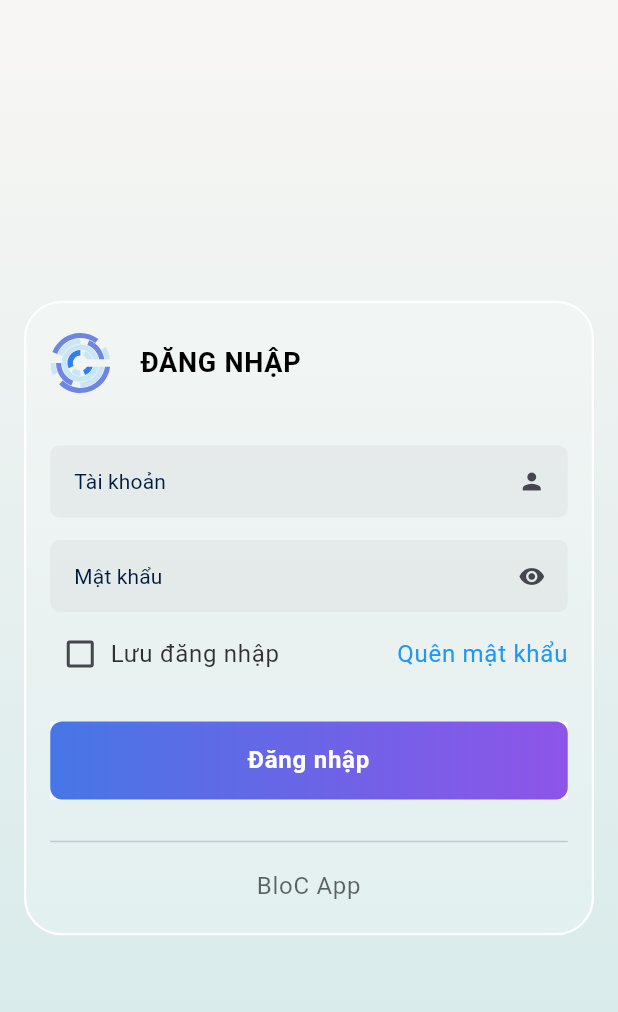
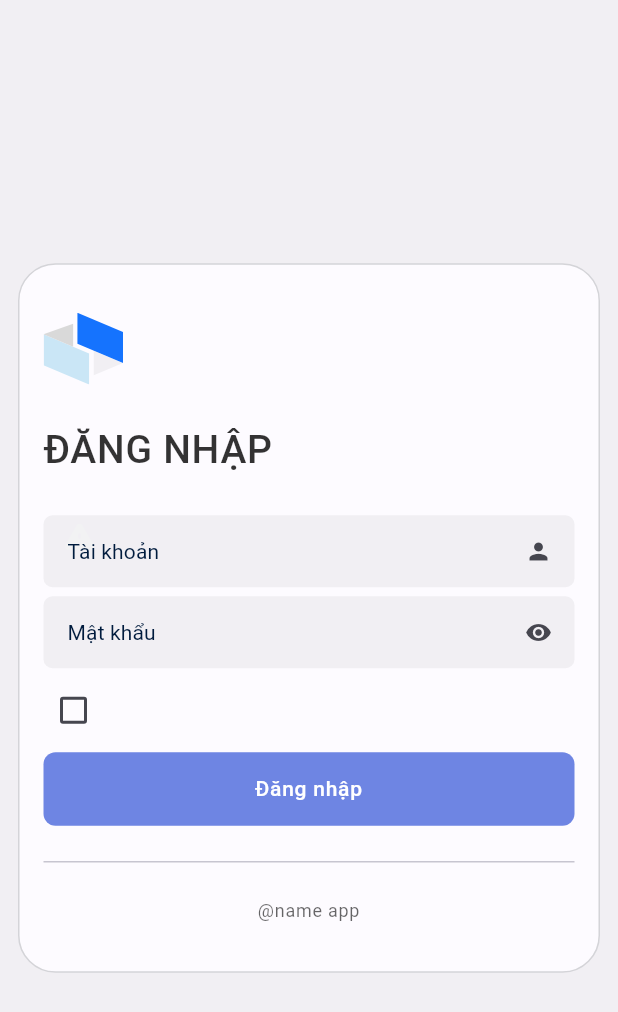
Before and after one commit to ThangStar/AZFood, a Flutter app: the AuthScreen screen opened directly, after a tap on "Đăng Nhập", on a phone screen of 412 x 824 dp. Shown: the top 1012 px of the screen. Run offline on Flutter 3.47's test engine with Material 2 defaults, Android fonts, the light colour scheme and no system bars; our stand-ins replace bloc, dio, equatable, flutter_animate, flutter_bloc, flutter_dotenv and 3 more; accounts and stored records are empty.

Commit message:
Revert "UI Login"
This reverts commit 8509538ab005b700b86559d7c4d0cab752a9c2c7.

```diff
--- a/front_end/lib/ui/screens/auth/auth_screen.dart
+++ b/front_end/lib/ui/screens/auth/auth_screen.dart
@@ -1,10 +1,13 @@
 import 'package:flutter/material.dart';
 import 'package:flutter_svg/flutter_svg.dart';
 import 'package:restaurant_manager_app/ui/screens/auth/login_screen.dart';
+import 'package:restaurant_manager_app/ui/theme/color_schemes.dart';
 import 'package:restaurant_manager_app/ui/widgets/my_button.dart';
 
+import '../../utils/utils.dart';
+
 class AuthScreen extends StatefulWidget {
-  const AuthScreen({Key? key}) : super(key: key);
+  const AuthScreen({super.key});
 
   @override
   State<AuthScreen> createState() => _AuthScreenState();
@@ -16,51 +19,41 @@ class _AuthScreenState extends State<AuthScreen> {
     Size sizeScreen = MediaQuery.of(context).size;
 
     return Scaffold(
-      body: Container(
-        decoration: const BoxDecoration(
-          gradient: LinearGradient(
-            colors: [Color(0XFFF8F6F4), Color(0XFFD2E9E9)],
-            begin: Alignment.topCenter,
-            end: Alignment.bottomCenter,
+      appBar: AppBar(
+        leading: Container(
+            padding: const EdgeInsets.symmetric(horizontal: 8),
+            child: SvgPicture.asset('assets/svgs/logo.svg')),
       ),
-        ),
-        child: Padding(
-          padding: const EdgeInsets.symmetric(horizontal: 15, vertical: 25),
+      body: Padding(
+        padding: const EdgeInsets.symmetric(horizontal: 12, vertical: 8),
         child: Column(
           mainAxisAlignment: MainAxisAlignment.spaceBetween,
           children: [
             Container(
               width: double.infinity,
+              decoration: BoxDecoration(
+                  color: colorScheme(context).tertiary.withOpacity(0.3),
+                  borderRadius: BorderRadius.circular(25)),
               padding: const EdgeInsets.symmetric(vertical: 16, horizontal: 6),
               child: Column(
                 children: [
-                    Row(
-                      children: [
-                        SvgPicture.asset('assets/svgs/logo.svg', width: 40),
-                        const SizedBox(
-                          width: 10,
+                  Text(
+                    "NAME APP",
+                    style: Theme.of(context).textTheme.titleMedium,
                   ),
-                        const Text(
-                          'BloC App',
-                          style: TextStyle(
-                            fontSize: 18,
-                            fontWeight: FontWeight.bold,
-                            color: Colors.black,
-                          ),
-                        )
-                      ],
-                    )
+                  SvgPicture.asset(
+                      width: sizeScreen.width,
+                      height: sizeScreen.height * 0.4,
+                      'assets/images/person_pay.svg'),
                 ],
               ),
             ),
-              const Text(
-                "Smart Restaurant",
-                style: TextStyle(fontSize: 22, fontWeight: FontWeight.bold)
-              ),
-              SvgPicture.asset(
-                'assets/svgs/person_pay.svg',
-                width: sizeScreen.width,
-                height: sizeScreen.height * 0.4,
+            Text(
+              "Quản lí mọi thứ trên điện thoại của bạn",
+              style: Theme.of(context)
+                  .textTheme
+                  .bodyMedium
+                  ?.copyWith(fontWeight: FontWeight.bold),
             ),
             Padding(
               padding: const EdgeInsets.symmetric(horizontal: 8),
@@ -69,27 +62,71 @@ class _AuthScreenState extends State<AuthScreen> {
                   Hero(
                     transitionOnUserGestures: true,
                     tag: "login_hero",
-                      child: Material(
                     child: MyButton(
                         onPressed: () {
                           Navigator.push(
                               context,
                               PageRouteBuilder(
-                                pageBuilder: (context, _, __) => const LoginScreen(),
+                                pageBuilder:
+                                    (context, _, __) =>
+                                        const LoginScreen(),
+                              ));
+                          // showMyBottomSheet(
+                          //   context: context,
+                          //   builder: (context) {
+                          //     return LoginForm();
+                          //   },
+                          // );
+                        },
+                        value: "Đăng Nhập"),
                   ),
+                  const SizedBox(
+                    height: 6,
+                  ),
+                  MyButton(
+                    onPressed: () {
+                      showMyBottomSheet(
+                        context: context,
+                        builder: (context) {
+                          return RegisterForm();
+                        },
                       );
                     },
-                          value: "Đăng Nhập",
-                        ),
-                      ),
-                    ),
+                    value: "Đăng Kí",
+                    isOutline: true,
+                  )
                 ],
               ),
-              ),
+            )
           ],
-          ),
         ),
       ),
     );
   }
+
+  Widget RegisterForm() {
+    return Container(
+      width: double.infinity,
+      padding: const EdgeInsets.symmetric(horizontal: 12, vertical: 24),
+      child: Column(
+        children: [Text("ĐĂNG KÍ")],
+      ),
+    );
   }
+
+  Widget LoginForm() {
+    return Container(
+      width: double.infinity,
+      padding: const EdgeInsets.symmetric(horizontal: 12, vertical: 24),
+      child: Column(
+        crossAxisAlignment: CrossAxisAlignment.start,
+        children: [
+          Text(
+            "ĐĂNG NHẬP",
+            style: Theme.of(context).textTheme.titleMedium,
+          ),
+        ],
+      ),
+    );
+  }
+}
--- a/front_end/lib/ui/screens/auth/login_screen.dart
+++ b/front_end/lib/ui/screens/auth/login_screen.dart
@@ -74,14 +74,9 @@ class _LoginScreenState extends State<LoginScreen> {
         }
       },
       child: Scaffold(
+        backgroundColor: colorScheme(context).background,
         body: Container(
-          decoration: const BoxDecoration(
-            gradient: LinearGradient(
-              colors: [Color(0XFFF8F6F4), Color(0XFFD2E9E9)],
-              begin: Alignment.topCenter,
-              end: Alignment.bottomCenter,
-            ),
-          ),
+          color: colorScheme(context).tertiary.withOpacity(0.3),
           child: Center(
             child: Column(
               mainAxisAlignment: MainAxisAlignment.center,
@@ -89,33 +84,28 @@ class _LoginScreenState extends State<LoginScreen> {
                 Container(
                   decoration: BoxDecoration(
                       borderRadius: BorderRadius.circular(25),
-                      border: Border.all(width: 1.5, color: Colors.white),
-                      color: Colors.white.withOpacity(0.2)),
-                  margin: const EdgeInsets.symmetric(horizontal: 16),
-                  padding: const EdgeInsets.symmetric(horizontal: 16, vertical: 20),
+                      border: Border.all(
+                          width: 1, color: colorScheme(context).tertiary),
+                      color: colorScheme(context).background),
+                  margin: const EdgeInsets.symmetric(horizontal: 12),
+                  padding:
+                      const EdgeInsets.symmetric(horizontal: 16, vertical: 32),
                   child: Column(
                     crossAxisAlignment: CrossAxisAlignment.start,
                     children: [
-                      Row(
-                        children: [
-                          SvgPicture.asset(
-                            'assets/svgs/logo.svg',
-                            width: 40,
-                          ),
-                          const SizedBox(
-                            width: 20,
-                          ),
-                          const Text(
-                            "ĐĂNG NHẬP",
-                            style: TextStyle(
-                                fontSize: 18,
-                                fontWeight: FontWeight.bold,
-                                color: Colors.black),
-                          ),
-                        ],
+                      SvgPicture.asset('assets/svgs/logo.svg'),
+                      const SizedBox(
+                        height: 24,
+                      ),
+                      Text(
+                        "ĐĂNG NHẬP",
+                        style: Theme.of(context)
+                            .textTheme
+                            .titleMedium
+                            ?.copyWith(fontWeight: FontWeight.w500),
                       ),
                       const SizedBox(
-                        height: 25,
+                        height: 18,
                       ),
                       MyAlert(
                         height: isShowAlert ? null : 0,
@@ -124,11 +114,11 @@ class _LoginScreenState extends State<LoginScreen> {
                         message: "Tài khoản hoặc mật khẩu không chính xác",
                       ),
                       const SizedBox(
-                        height: 10,
+                        height: 6,
                       ),
                       MyTextField(
                         onChanged: (p0) {
-                          if (isShowAlert) {
+                          if(isShowAlert){
                             setState(() {
                               isShowAlert = false;
                             });
@@ -140,7 +130,7 @@ class _LoginScreenState extends State<LoginScreen> {
                         controller: usernameController,
                       ),
                       const SizedBox(
-                        height: 15,
+                        height: 6,
                       ),
                       MyTextField(
                         isShowPass: isShowPass,
@@ -156,23 +146,12 @@ class _LoginScreenState extends State<LoginScreen> {
                       const SizedBox(
                         height: 8,
                       ),
-                      Row(
-                        mainAxisAlignment: MainAxisAlignment.spaceBetween,
-                        children: [
-                          Row(
-                            children: [
-                              MyCheckBox(
-                                value: cbxSaveLogin,
-                                onChanged: (p0) => _onChangeSaveLogin(p0!),
-                              ),
-                              const Text('Lưu đăng nhập', style: TextStyle(fontSize: 16),)
-                            ],
-                          ),
-                          const Text('Quên mật khẩu',  style: TextStyle(fontSize: 16, color: Colors.blue))
-                        ],
+                      MyCheckBox(
+                        value: cbxSaveLogin,
+                        onChanged: (p0) => _onChangeSaveLogin(p0!),
                       ),
                       const SizedBox(
-                        height: 25,
+                        height: 8,
                       ),
                       Hero(
                           tag: "login_hero",
@@ -185,16 +164,16 @@ class _LoginScreenState extends State<LoginScreen> {
                             },
                           )),
                       const SizedBox(
-                        height: 20,
+                        height: 16,
                       ),
                       const Divider(),
                       const SizedBox(
-                        height: 10,
+                        height: 16,
                       ),
-                      SizedBox(
+                      Container(
                           width: double.infinity,
                           child: Text(
-                            "BloC App",
+                            "@name app",
                             textAlign: TextAlign.center,
                             style: TextStyle(
                                 color: colorScheme(context)
--- a/front_end/lib/ui/screens/intro/splash_screen.dart
+++ b/front_end/lib/ui/screens/intro/splash_screen.dart
@@ -14,35 +14,28 @@ class _SplashScreenState extends State<SplashScreen> {
   @override
   void initState() {
     super.initState();
-    Future.delayed(const Duration(seconds: 2), () {
+    Future.delayed(const Duration(seconds: 1), () {
       Navigator.push(context, MaterialPageRoute(builder: (context) => const AuthScreen(),));
     });
   }
-
   @override
   Widget build(BuildContext context) {
     return Scaffold(
       body: Container(
-        decoration: const BoxDecoration(
-          gradient: LinearGradient(
-            colors: [Color(0XFFF8F6F4), Color(0XFFD2E9E9)],
-            begin: Alignment.topCenter,
-            end: Alignment.bottomCenter,
-          ),
-        ),
+        color: colorScheme(context).background,
         padding: const EdgeInsets.symmetric(horizontal: 16),
         child: Center(
           child: Column(
             mainAxisAlignment: MainAxisAlignment.center,
             crossAxisAlignment: CrossAxisAlignment.center,
             children: [
-              SvgPicture.asset('assets/svgs/logo.svg', width: 200),
+              SvgPicture.asset('assets/svg/logo.svg', width: 230),
               const SizedBox(height: 80,),
               const SizedBox(
                   width: 200,
                   child: LinearProgressIndicator()),
               const SizedBox(height: 2,),
-              Text("Đang tải..", style: Theme.of(context).textTheme.bodyLarge,)
+               Text("Đang tải..", style: Theme.of(context).textTheme.bodyLarge,)
             ],
           ),
         ),
--- a/front_end/lib/ui/theme/text_theme.dart
+++ b/front_end/lib/ui/theme/text_theme.dart
@@ -19,7 +19,7 @@ var textTheme = (BuildContext context) => TextTheme(
           color: colorScheme(context).scrim.withOpacity(0.8),
           letterSpacing: 0.5,
           fontWeight: FontWeight.normal,
-          fontSize: 18,
+          fontSize: 16,
           fontFamily: GoogleFonts.roboto().fontFamily),
       labelLarge: TextStyle(
           color: colorScheme(context).scrim.withOpacity(0.8),
@@ -31,7 +31,7 @@ var textTheme = (BuildContext context) => TextTheme(
           color: colorScheme(context).scrim.withOpacity(0.8),
           letterSpacing: 0.5,
           fontWeight: FontWeight.normal,
-          fontSize: 16,
+          fontSize: 12,
           fontFamily: GoogleFonts.roboto().fontFamily),
       bodySmall: TextStyle(
           color: colorScheme(context).scrim.withOpacity(0.8),
--- a/front_end/lib/ui/widgets/my_button.dart
+++ b/front_end/lib/ui/widgets/my_button.dart
@@ -2,12 +2,8 @@ import 'package:flutter/material.dart';
 import 'package:restaurant_manager_app/ui/theme/color_schemes.dart';
 
 class MyButton extends StatelessWidget {
-  const MyButton({
-    Key? key,
-    required this.onPressed,
-    this.value,
-    this.isOutline = false,
-  }) : super(key: key);
+  const MyButton(
+      {super.key, required this.onPressed, this.value, this.isOutline = false});
 
   final Function() onPressed;
   final String? value;
@@ -16,43 +12,33 @@ class MyButton extends StatelessWidget {
   @override
   Widget build(BuildContext context) {
     return Material(
+      shape: RoundedRectangleBorder(
+          borderRadius: BorderRadius.circular(8),
+          side: isOutline ? BorderSide(
+              width: 1, color: colorScheme(context).tertiary) : BorderSide
+              .none),
+      color: isOutline
+          ? colorScheme(context).background
+          : colorScheme(context).secondary,
       child: InkWell(
         borderRadius: BorderRadius.circular(8),
-        onTap: onPressed,
+        onTap:onPressed,
         child: Container(
-          width: double.infinity,
-          decoration: BoxDecoration(
-            borderRadius: BorderRadius.circular(8),
-            gradient: LinearGradient(
-              colors: isOutline
-                  ? [
-                colorScheme(context).background,
-                colorScheme(context).background,
-              ]
-                  : [
-                const Color(0XFF4776E6),
-                const Color(0XFF8E54E9)
-              ],
-              begin: Alignment.centerLeft,
-              end: Alignment.centerRight,
-            ),
-            border: isOutline
-                ? Border.all(color: colorScheme(context).tertiary, width: 1)
-                : null,
-          ),
-          padding: const EdgeInsets.symmetric(vertical: 14, horizontal: 6),
-          child: Text(
-            value ?? "Button",
-            textAlign: TextAlign.center,
-            style: Theme.of(context).textTheme.bodyLarge?.copyWith(
-              fontWeight: FontWeight.bold,
-              fontSize: 16,
-              color: isOutline
-                  ? colorScheme(context).scrim
-                  : colorScheme(context).onPrimary,
-            ),
-          ),
-        ),
+            padding: const EdgeInsets.symmetric(vertical: 14, horizontal: 6),
+            width: double.infinity,
+            child: Text(
+              textAlign: TextAlign.center,
+              value ?? "Button",
+              style: Theme
+                  .of(context)
+                  .textTheme
+                  .bodyLarge
+                  ?.copyWith(
+                fontWeight: FontWeight.w500,
+                fontSize: 14,
+                  color: isOutline ? colorScheme(context).scrim : colorScheme(
+                      context).onPrimary),
+            )),
       ),
     );
   }
```
Also changed, not shown: front_end/assets/svgs/logo.svg. Lines whose indentation alone changed are shown as unchanged.
